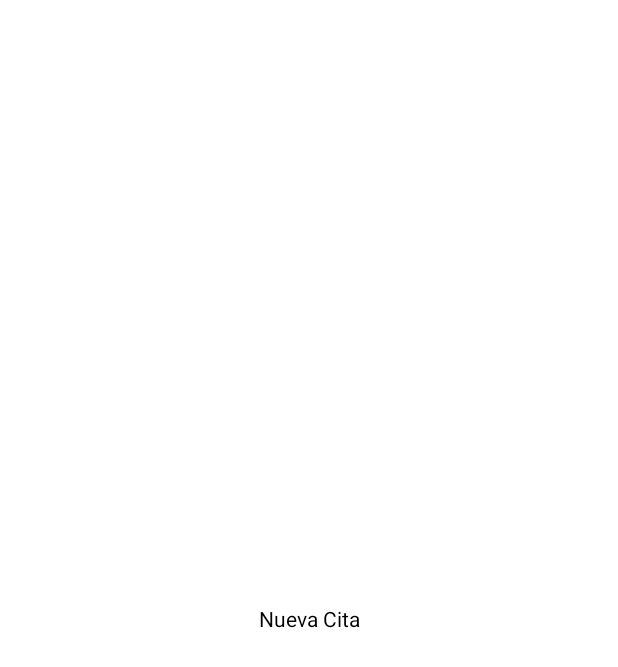
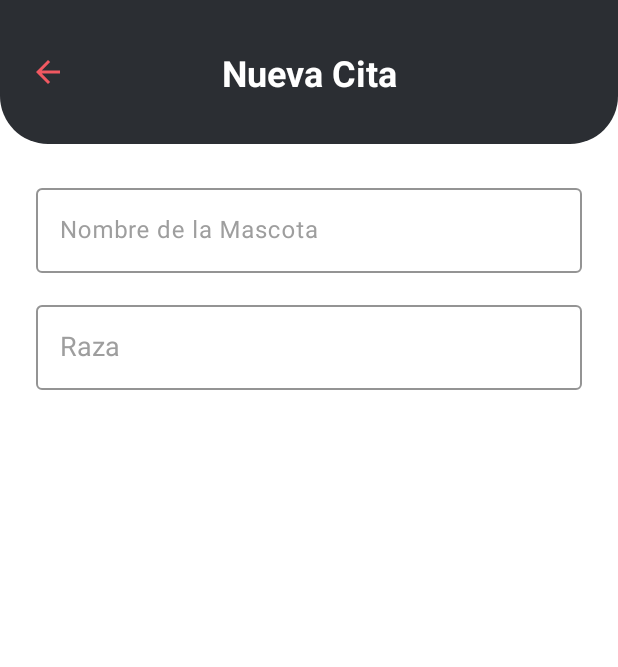
Before and after one commit to Monica-Cortes/DogApp, an Android app: the AddCitaFragment screen opened through its navigation route, on a phone screen of 412 x 824 dp. Before the commit the part shown is almost empty. Shown: the top 667 px of the screen. Run offline under Robolectric (Android 15) with nearby library versions, the phone set to English and light mode, and no system bars; our stand-ins replace Room's generated code, data binding.

Commit message:
criteria 1, 2 and 3 with custom toolbar, pet name field and breed autocomplete

```diff
--- a/app/src/main/java/com/example/dogapp/view/fragment/AddCitaFragment.kt
+++ b/app/src/main/java/com/example/dogapp/view/fragment/AddCitaFragment.kt
@@ -6,11 +6,18 @@ import android.view.View
 import android.view.ViewGroup
 import androidx.fragment.app.Fragment
 import androidx.fragment.app.viewModels
+import androidx.navigation.fragment.findNavController
 import com.example.dogapp.databinding.FragmentAddCitaBinding
 import com.example.dogapp.viewmodel.CitaViewModel
+import com.example.dogapp.R
+import androidx.core.view.ViewCompat
+import androidx.core.view.WindowInsetsCompat
+import android.widget.ArrayAdapter
 
 // TODO HU 3.0: formulario (TextInputLayout, AutoComplete de razas con getBreeds(), Spinner de síntomas), validación del botón y saveCita().
 class AddCitaFragment : Fragment() {
+
+
 
     private lateinit var binding: FragmentAddCitaBinding
     private val citaViewModel: CitaViewModel by viewModels()
@@ -31,5 +38,28 @@ class AddCitaFragment : Fragment() {
     }
 
     private fun controladores() {
+
+        ViewCompat.setOnApplyWindowInsetsListener(binding.toolbar.root) { vista, insets ->
+            val barraEstado = insets.getInsets(WindowInsetsCompat.Type.statusBars())
+            vista.setPadding(vista.paddingLeft, barraEstado.top, vista.paddingRight, vista.paddingBottom)
+            insets
+        }
+
+        binding.toolbar.tvTitle.text = getString(R.string.titulo_nueva_cita)
+
+        binding.toolbar.ivBack.setOnClickListener {
+            findNavController().navigate(R.id.action_addCitaFragment_to_homeFragment)
+        }
+
+
+        citaViewModel.listBreeds.observe(viewLifecycleOwner) { razas ->
+            val adapter = ArrayAdapter(requireContext(), android.R.layout.simple_dropdown_item_1line, razas)
+            binding.actvRaza.setAdapter(adapter)
+        }
+        citaViewModel.getBreeds()
+
+
+
+
     }
 }
--- a/app/src/main/res/layout/fragment_add_cita.xml
+++ b/app/src/main/res/layout/fragment_add_cita.xml
@@ -11,15 +11,61 @@
         android:layout_height="match_parent"
         android:background="@color/white">
 
-        <TextView
-            android:layout_width="wrap_content"
+        <include
+            android:id="@+id/toolbar"
+            layout="@layout/toolbar_custom"
+            android:layout_width="0dp"
             android:layout_height="wrap_content"
-            android:text="Nueva Cita"
-            android:textColor="@color/black"
-            app:layout_constraintBottom_toBottomOf="parent"
             app:layout_constraintEnd_toEndOf="parent"
             app:layout_constraintStart_toStartOf="parent"
             app:layout_constraintTop_toTopOf="parent" />
 
+        <com.google.android.material.textfield.TextInputLayout
+            android:id="@+id/tilNombreMascota"
+            style="@style/Widget.Material3.TextInputLayout.OutlinedBox"
+            android:layout_width="0dp"
+            android:layout_height="wrap_content"
+            android:layout_marginHorizontal="24dp"
+            android:layout_marginTop="24dp"
+            android:hint="@string/hint_nombre_mascota"
+            android:textColorHint="@color/grisHint"
+            app:boxStrokeColor="@color/morado"
+            app:hintTextColor="@color/morado"
+            app:layout_constraintEnd_toEndOf="parent"
+            app:layout_constraintStart_toStartOf="parent"
+            app:layout_constraintTop_toBottomOf="@id/toolbar">
+
+            <com.google.android.material.textfield.TextInputEditText
+                android:id="@+id/etNombreMascota"
+                android:layout_width="match_parent"
+                android:layout_height="wrap_content"
+                android:inputType="text"
+                android:maxLength="15" />
+        </com.google.android.material.textfield.TextInputLayout>
+
+        <com.google.android.material.textfield.TextInputLayout
+            android:id="@+id/tilRaza"
+            style="@style/Widget.Material3.TextInputLayout.OutlinedBox"
+            android:layout_width="0dp"
+            android:layout_height="wrap_content"
+            android:layout_marginHorizontal="24dp"
+            android:layout_marginTop="16dp"
+            android:hint="@string/hint_raza"
+            android:textColorHint="@color/grisHint"
+            app:boxStrokeColor="@color/morado"
+            app:hintTextColor="@color/morado"
+            app:layout_constraintEnd_toEndOf="parent"
+            app:layout_constraintStart_toStartOf="parent"
+            app:layout_constraintTop_toBottomOf="@id/tilNombreMascota">
+
+            <AutoCompleteTextView
+                android:id="@+id/actvRaza"
+                android:layout_width="match_parent"
+                android:layout_height="wrap_content"
+                android:completionThreshold="2"
+                android:inputType="text"
+                android:padding="16dp" />
+        </com.google.android.material.textfield.TextInputLayout>
+
     </androidx.constraintlayout.widget.ConstraintLayout>
 </layout>
--- a/app/src/main/res/layout/toolbar_custom.xml
+++ b/app/src/main/res/layout/toolbar_custom.xml
@@ -1,6 +1,8 @@
 <?xml version="1.0" encoding="utf-8"?>
-<androidx.constraintlayout.widget.ConstraintLayout xmlns:android="http://schemas.android.com/apk/res/android"
-    xmlns:app="http://schemas.android.com/apk/res-auto"
+<layout xmlns:android="http://schemas.android.com/apk/res/android"
+    xmlns:app="http://schemas.android.com/apk/res-auto">
+
+    <androidx.constraintlayout.widget.ConstraintLayout
         android:layout_width="match_parent"
         android:layout_height="wrap_content"
         android:background="@drawable/bg_toolbar"
@@ -18,6 +20,7 @@
             app:layout_constraintStart_toStartOf="parent"
             app:layout_constraintTop_toTopOf="parent" />
 
+
         <TextView
             android:id="@+id/tvTitle"
             android:layout_width="0dp"
@@ -26,7 +29,7 @@
             android:layout_marginEnd="56dp"
             android:gravity="center"
             android:textColor="@color/white"
-        android:textSize="20sp"
+            android:textSize="24sp"
             android:textStyle="bold"
             app:layout_constraintBottom_toBottomOf="parent"
             app:layout_constraintEnd_toEndOf="parent"
@@ -34,3 +37,4 @@
             app:layout_constraintTop_toTopOf="parent" />
 
     </androidx.constraintlayout.widget.ConstraintLayout>
+</layout>
```
Lines whose indentation alone changed are shown as unchanged.
